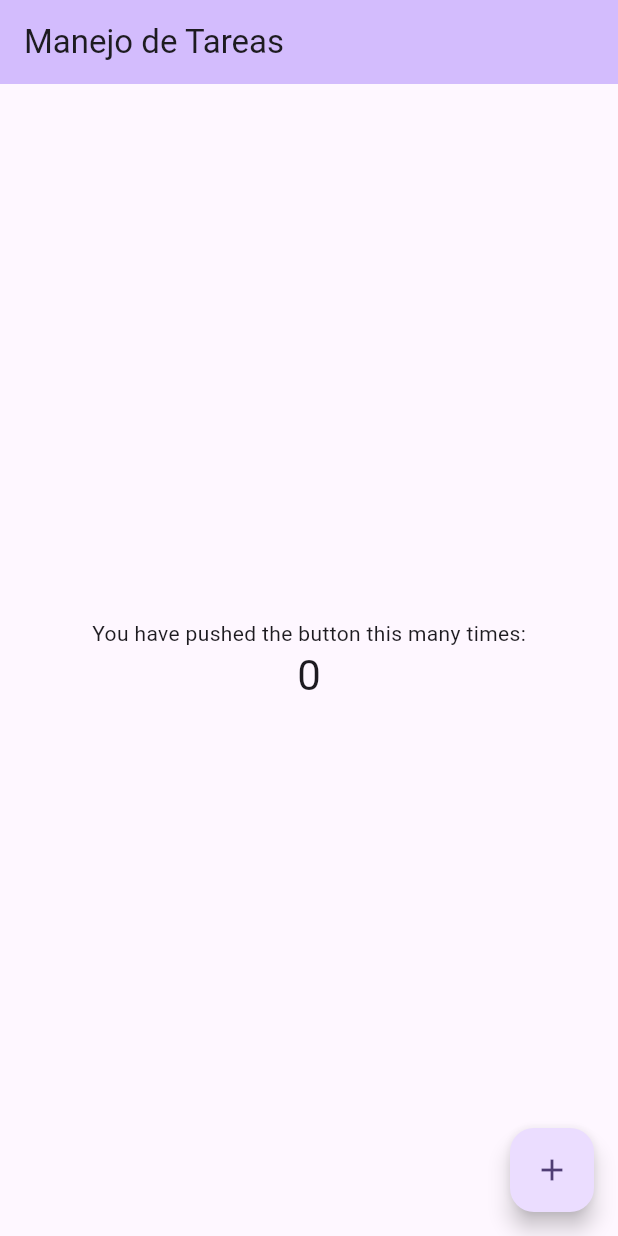
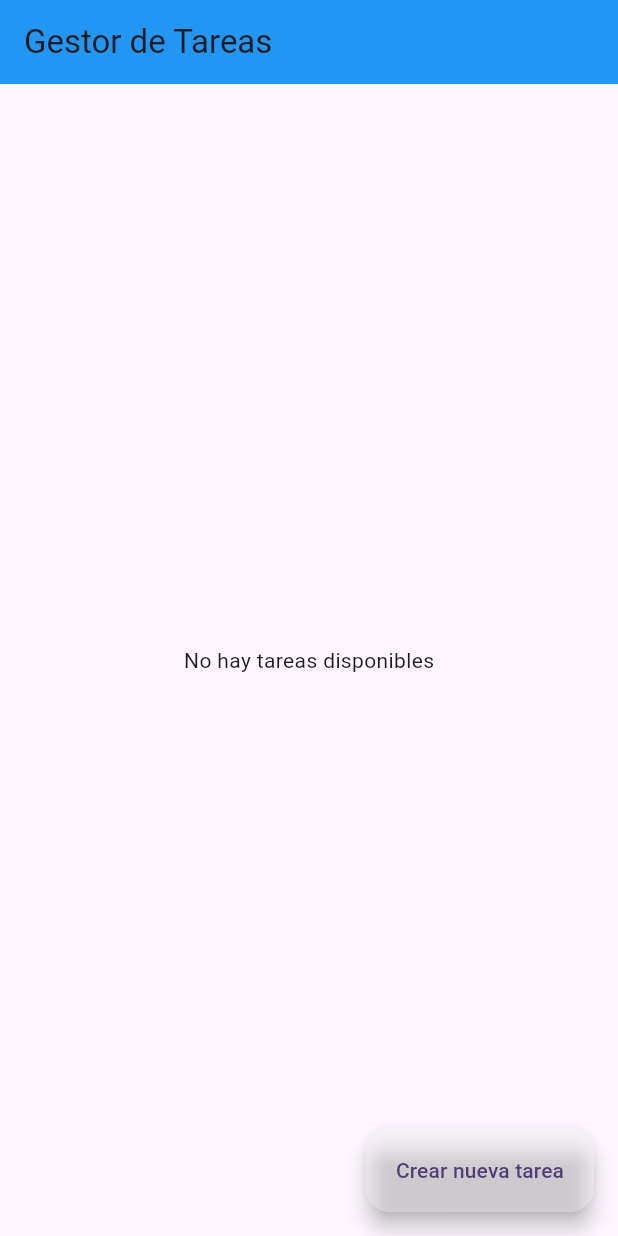
Before and after one commit to SantiagoBoS/frontend_task_manager, a Flutter app: the screen it shows after launch, on a phone screen of 412 x 824 dp. Run offline on Flutter 3.47's test engine with Material 3 defaults, Android fonts, the phone set to English and light mode, and no system bars; network calls fail.

Commit message:
Creacion de la vista principal que liste las tareas y las elimine

```diff
--- a/lib/main.dart
+++ b/lib/main.dart
@@ -1,4 +1,5 @@
 import 'package:flutter/material.dart';
+import 'screen/task_list_screen.dart';
 
 void main() {
   runApp(const MyApp());
@@ -30,7 +31,8 @@ class MyApp extends StatelessWidget {
         // tested with just a hot reload.
         colorScheme: ColorScheme.fromSeed(seedColor: Colors.deepPurple),
       ),
-      home: const MyHomePage(title: 'Manejo de Tareas'),
+      home: const TaskListScreen(),
+      //home: const MyHomePage(title: 'Manejo de Tareas'),
     );
   }
 }
--- /dev/null
+++ b/lib/screen/task_list_screen.dart
@@ -0,0 +1,147 @@
+import 'dart:developer' as console;
+
+import 'package:flutter/material.dart';
+import '../models/task.dart';
+import '../services/task_service.dart';
+
+class TaskListScreen extends StatefulWidget{
+  const TaskListScreen({super.key});
+
+  @override
+  State<TaskListScreen> createState() => _TaskListScreenState();
+}
+
+class _TaskListScreenState extends State<TaskListScreen>{
+  final TaskService taskService = TaskService(); //Servicio para conectarse al backend
+  late Future<List<Task>> futureTasks; //Para poder guardar las tareas
+
+  @override
+  void initState(){
+    super.initState();
+    //Ejecucion del API para traer las tareas
+    loadTask();
+  }
+
+  //Para recargar las tareas
+  void loadTask(){
+    setState((){
+      futureTasks = taskService.getTasks();
+    });
+  }
+
+  @override
+  Widget build(BuildContext context){
+    return Scaffold(
+      appBar: AppBar(
+        title: const Text('Gestor de Tareas'),
+        backgroundColor: Colors.blue,
+      ),
+      body: FutureBuilder<List<Task>>(
+        future: futureTasks,
+        builder: (context, snapshot){
+          try{
+            if(snapshot.connectionState == ConnectionState.waiting){
+              //Cargando las tareas
+              return const Center(child: CircularProgressIndicator());
+            }else if(!snapshot.hasData || snapshot.data!.isEmpty){
+              //Si no encuentra tareas
+              return const Center(child: Text('No hay tareas disponibles'));
+            }else if (snapshot.hasError){
+              //Si ocurre algun error
+              return Center(child: Text('Error: ${snapshot.error}'));
+            }
+          }catch (e) {
+            throw Exception('Error al mostrar las tareas. Código: ${e.hashCode}');
+          }
+
+          return ListView.builder(
+            itemCount: snapshot.data!.length,
+            itemBuilder: (context, index){
+              Task task = snapshot.data![index];
+              return ListTile(
+                title: Text(task.title),
+                subtitle: Text('Estado: ${task.status}'),
+                trailing: Row(
+                  mainAxisSize: MainAxisSize.min,
+                  children: [
+                    //Boton Editar
+                    IconButton(
+                        icon: const Icon(Icons.edit, color: Colors.orange),
+                        onPressed: (){
+
+                        },
+                    ),
+                    //Boton Eliminar
+                    IconButton(
+                      icon: const Icon(Icons.delete, color: Colors.red),
+                      onPressed: () async {
+                        bool confirmar = await showDialogDeleteTask(context);
+                        if (confirmar) {
+                          await taskService.deleteTask(task.id);
+                          //Para mostar un toltip MELO
+                          ScaffoldMessenger.of(context).showSnackBar(
+                            SnackBar(content: Text("Tarea eliminada con éxito")),
+                          );
+                          loadTask();
+                        }
+                      },
+                    )
+                  ],
+                ),
+              );
+            }
+          );
+        },
+      ),
+      floatingActionButton: FloatingActionButton.extended(
+        onPressed: _createTask,
+        backgroundColor: Colors.white30,
+        label: const Text('Crear nueva tarea'),
+      ),
+    );
+  }
+
+  void _createTask(){
+    showDialog(
+      context: context,
+      builder: (_) => AlertDialog(
+        title: const Text('Crear una nueva tarea'),
+        content: const Text('FORMULARIO DE CREACION'),
+        actions: [
+          TextButton(
+            onPressed: () => Navigator.pop(context),
+            child: const Text('Cancelar')
+          ),
+          ElevatedButton(
+            onPressed: () {
+              //LOGICA PARA EL FORMULARIO
+              Navigator.pop(context);
+              loadTask();
+            },
+            child: const Text('Guardar')
+          )
+        ],
+      )
+    );
+  }
+
+  Future<bool> showDialogDeleteTask(BuildContext context) async{
+    return await showDialog(
+      context: context,
+      builder: (context) => AlertDialog(
+        title: const Text('¿Está seguro que desea eliminar esta tarea?'),
+        actions: [
+          TextButton(
+            onPressed: () => Navigator.of(context).pop(false),
+            child: const Text('Cancelar')
+          ),
+          ElevatedButton(
+            onPressed: () => Navigator.of(context).pop(true),
+            style: ElevatedButton.styleFrom(backgroundColor: Colors.red),
+            child: const Text('Eliminar')
+          )
+        ],
+      )
+    ) ?? false;
+  }
+}
--- a/lib/services/task_service.dart
+++ b/lib/services/task_service.dart
@@ -1,11 +1,15 @@
 import 'dart:convert'; //JSON en objetos dart
+import 'package:flutter/material.dart';
 import 'package:http/http.dart' as http;
 import '../models/task.dart';
 
 //Conexion con el backend
 class TaskService{
   //Warning: Cambiar la URL si se tiene otro puerto
-  static const String baseUrl = 'http://localhost:3000';
+  //Para ejecutarlo en web
+  //static const String baseUrl = 'http://localhost:3000';
+  //IP para emulador
+  static const String baseUrl = 'http://10.0.2.2:3000';
 
   //Obtener las tareas
   Future<List<Task>> getTasks() async{
@@ -47,12 +51,12 @@ class TaskService{
   }
 
   //Eliminar una tarea
-  Future<Task> deleteTask(int id) async{
+  Future<String> deleteTask(int id) async{
     var response = await http.delete(Uri.parse('$baseUrl/tasks/$id'));
     if(response.statusCode != 200 && response.statusCode != 204){
       throw Exception('Respuesta no satisfactoria al momento de eliminar una tarea. Código: ${response.statusCode}');
     }else{
-      throw Exception('Su tarea se ha eliminado con exito');
+      return 'Tarea eliminada con éxito';
     }
   }
 }
```
